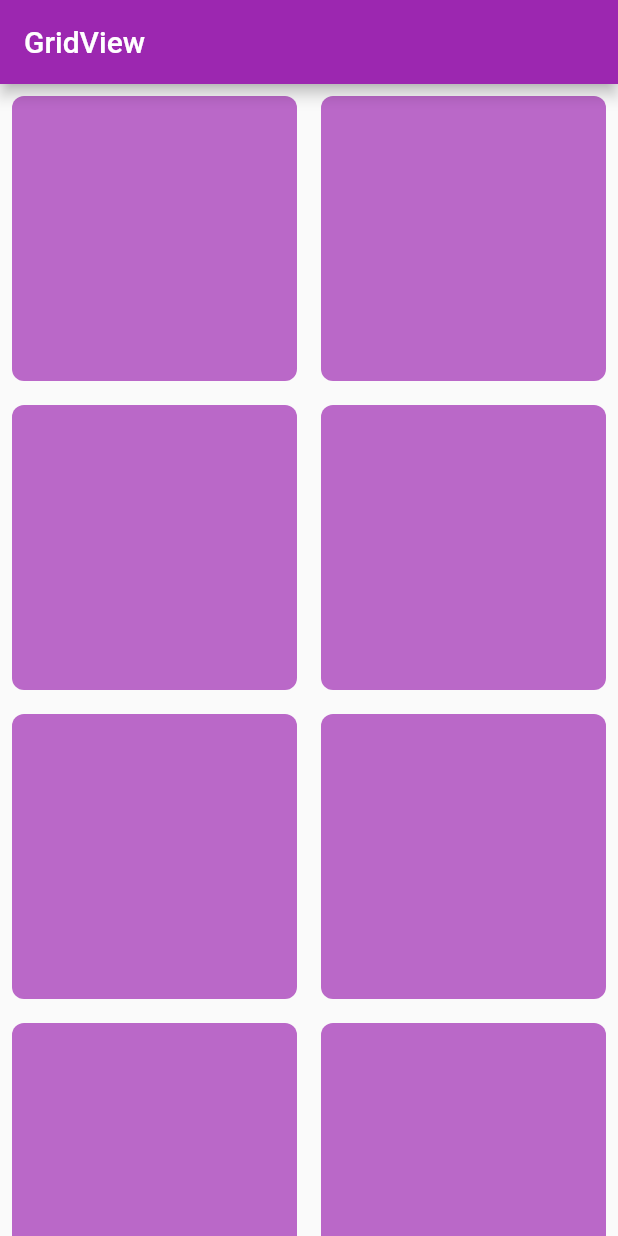
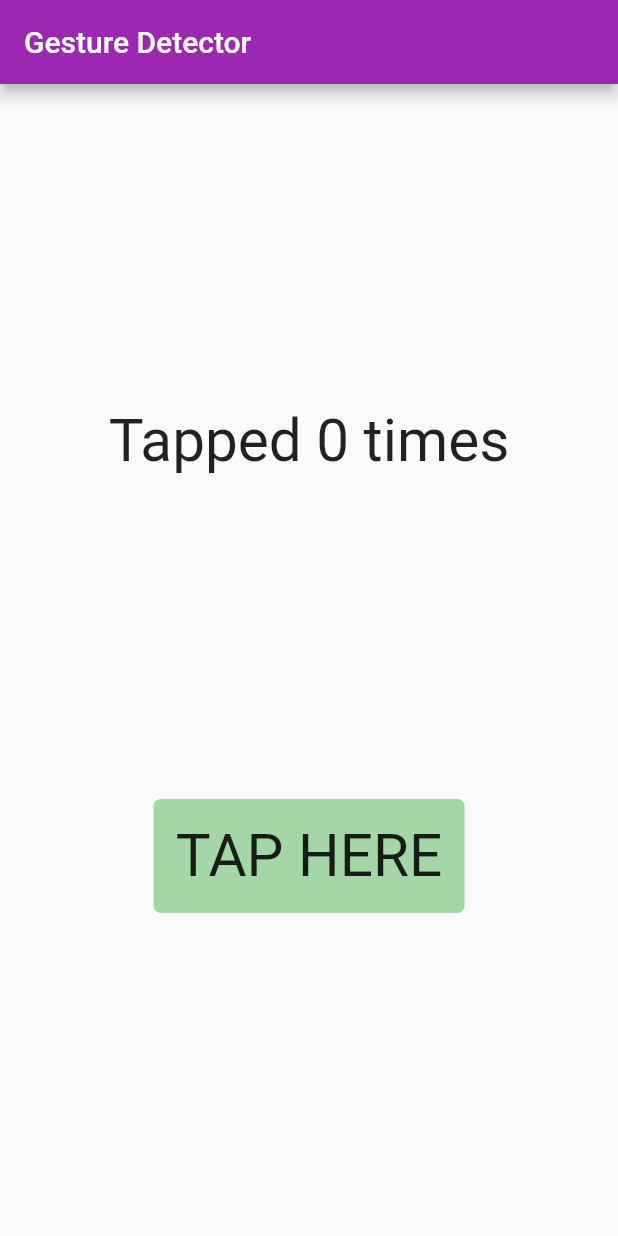
Before and after one commit to md-siam/widget_of_the_day, a Flutter app: the screen it shows after launch, on a phone screen of 412 x 824 dp. Run offline on Flutter 3.47's test engine with Material 2 defaults, Android fonts, the phone set to English and light mode, and no system bars.

Commit message:
gesturedetect

```diff
--- /dev/null
+++ b/lib/8_gesturedetector/gesturedetector.dart
@@ -0,0 +1,53 @@
+import 'package:flutter/material.dart';
+
+class MyGestureDetector extends StatefulWidget {
+  const MyGestureDetector({Key? key}) : super(key: key);
+
+  @override
+  State<MyGestureDetector> createState() => _MyGestureDetectorState();
+}
+
+class _MyGestureDetectorState extends State<MyGestureDetector> {
+  int numberOfTimesTapped = 0;
+
+  // functional logic
+  void _increaseNumber() {
+    setState(() {
+      numberOfTimesTapped++;
+    });
+  }
+
+  @override
+  Widget build(BuildContext context) {
+    return Scaffold(
+      appBar: AppBar(
+        title: const Text("Gesture Detector"),
+      ),
+      body: Center(
+        child: Column(
+          mainAxisAlignment: MainAxisAlignment.spaceEvenly,
+          children: [
+            Text(
+              'Tapped ' + numberOfTimesTapped.toString() + ' times',
+              style: const TextStyle(fontSize: 39),
+            ),
+            GestureDetector(
+              onTap: _increaseNumber,
+              child: ClipRRect(
+                borderRadius: BorderRadius.circular(5),
+                child: Container(
+                  padding: const EdgeInsets.all(15),
+                  color: Colors.green[200],
+                  child: const Text(
+                    'TAP HERE',
+                    style: TextStyle(fontSize: 39),
+                  ),
+                ),
+              ),
+            ),
+          ],
+        ),
+      ),
+    );
+  }
+}
--- a/lib/main.dart
+++ b/lib/main.dart
@@ -1,4 +1,5 @@
 import 'package:flutter/material.dart';
+import 'package:widget_of_the_day/8_gesturedetector/gesturedetector.dart';
 import '1_container/container.dart';
 import '2_expanded/expanded.dart';
 import '3_column&row/column.dart';
@@ -28,7 +29,8 @@ class MyApp extends StatelessWidget {
       //home: MyListViwe(),
       //home: const MyCliprrect(),
       //home: const MyImageAsset(),
-      home: const MyGridView(),
+      //home: const MyGridView(),
+      home: const MyGestureDetector(),
     );
   }
 }
```
Also changed, not shown: 1 other file.
